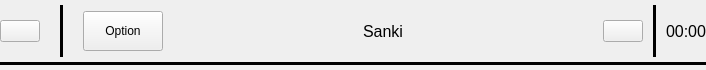
First picture: the form in status_bar.ui, repository Szybet/sanki, before the edit.
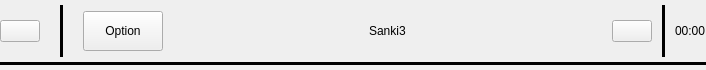
Second picture: the form after the edit. Icons and pictures are not drawn.

```diff
--- a/status_bar.ui
+++ b/status_bar.ui
@@ -198,11 +198,11 @@
       <widget class="QLabel" name="LabelStatus">
        <property name="font">
         <font>
-         <pointsize>12</pointsize>
+         <pointsize>9</pointsize>
         </font>
        </property>
        <property name="text">
-        <string>Sanki</string>
+        <string>Sanki3</string>
        </property>
       </widget>
      </item>
@@ -297,7 +297,7 @@
        </property>
        <property name="font">
         <font>
-         <pointsize>12</pointsize>
+         <pointsize>9</pointsize>
         </font>
        </property>
        <property name="text">
```
